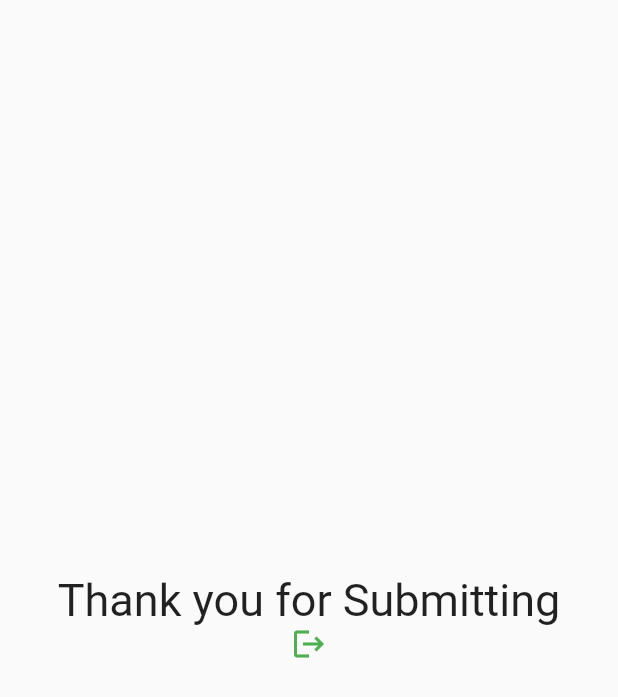
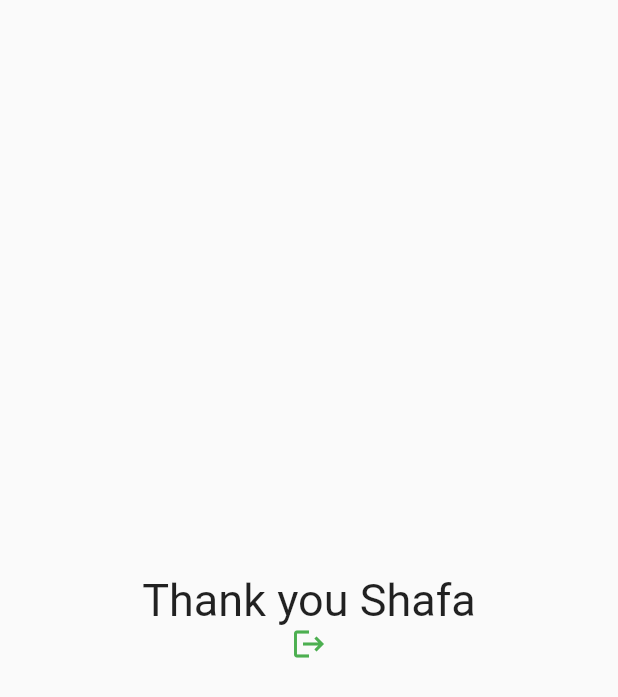
Before and after one commit to Shafa-123/Practise_2, a Flutter app: the AnotherScreen screen opened directly, on a phone screen of 412 x 824 dp. Shown: the top 697 px of the screen. Run offline on Flutter 3.47's test engine with Material 2 defaults, Android fonts, the light colour scheme and no system bars; network calls fail.

Commit message:
Update main.dart

```diff
--- a/lib/main.dart
+++ b/lib/main.dart
@@ -119,7 +119,7 @@ class _AnotherScreenState extends State<AnotherScreen> {
     return Scaffold(
         body: Center(
       child: Column(mainAxisAlignment: MainAxisAlignment.center, children: [
-        Text("Thank you for Submitting", style: TextStyle(fontSize: 30.0)),
+        Text("Thank you Shafa", style: TextStyle(fontSize: 30.0)),
         InkWell(
           onTap: () {
             Navigator.pop(context);
```
